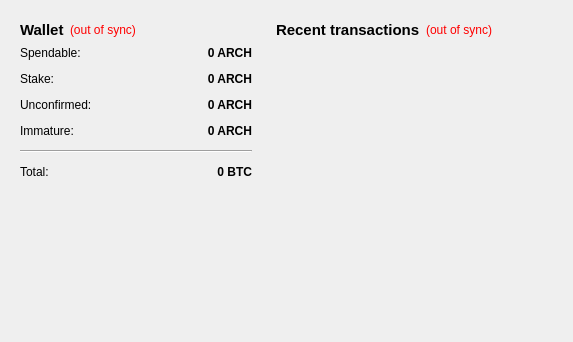
Before: the Qt Designer form src/qt/forms/overviewpage.ui in EdgarSoares/ARCH, drawn with Qt 5.
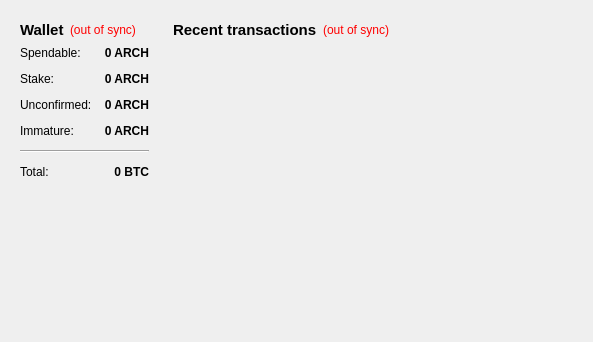
After: the same form once the commit is applied.

```diff
--- a/src/qt/forms/overviewpage.ui
+++ b/src/qt/forms/overviewpage.ui
@@ -13,14 +13,20 @@
   <property name="windowTitle">
    <string>Form</string>
   </property>
-  <layout class="QHBoxLayout" name="horizontalLayout" stretch="1,1">
+  <layout class="QHBoxLayout" name="horizontalLayout" stretch="1,0">
    <item>
     <layout class="QVBoxLayout" name="verticalLayout_2">
      <item>
       <widget class="QWidget" name="widget" native="true">
+       <property name="minimumSize">
+        <size>
+         <width>0</width>
+         <height>0</height>
+        </size>
+       </property>
        <property name="maximumSize">
         <size>
-         <width>250</width>
+         <width>16777215</width>
          <height>16777215</height>
         </size>
        </property>
@@ -273,10 +279,16 @@
       <widget class="QWidget" name="widget_2" native="true">
        <property name="minimumSize">
         <size>
-         <width>290</width>
+         <width>0</width>
          <height>0</height>
         </size>
        </property>
+       <property name="maximumSize">
+        <size>
+         <width>16777215</width>
+         <height>16777215</height>
+        </size>
+       </property>
        <layout class="QVBoxLayout" name="verticalLayout">
         <item>
          <layout class="QHBoxLayout" name="horizontalLayout_2">
@@ -327,6 +339,18 @@
         </item>
         <item>
          <widget class="QListView" name="listTransactions">
+          <property name="minimumSize">
+           <size>
+            <width>400</width>
+            <height>0</height>
+           </size>
+          </property>
+          <property name="maximumSize">
+           <size>
+            <width>16777215</width>
+            <height>16777215</height>
+           </size>
+          </property>
           <property name="styleSheet">
            <string notr="true">QListView { background: transparent; }</string>
           </property>
```
